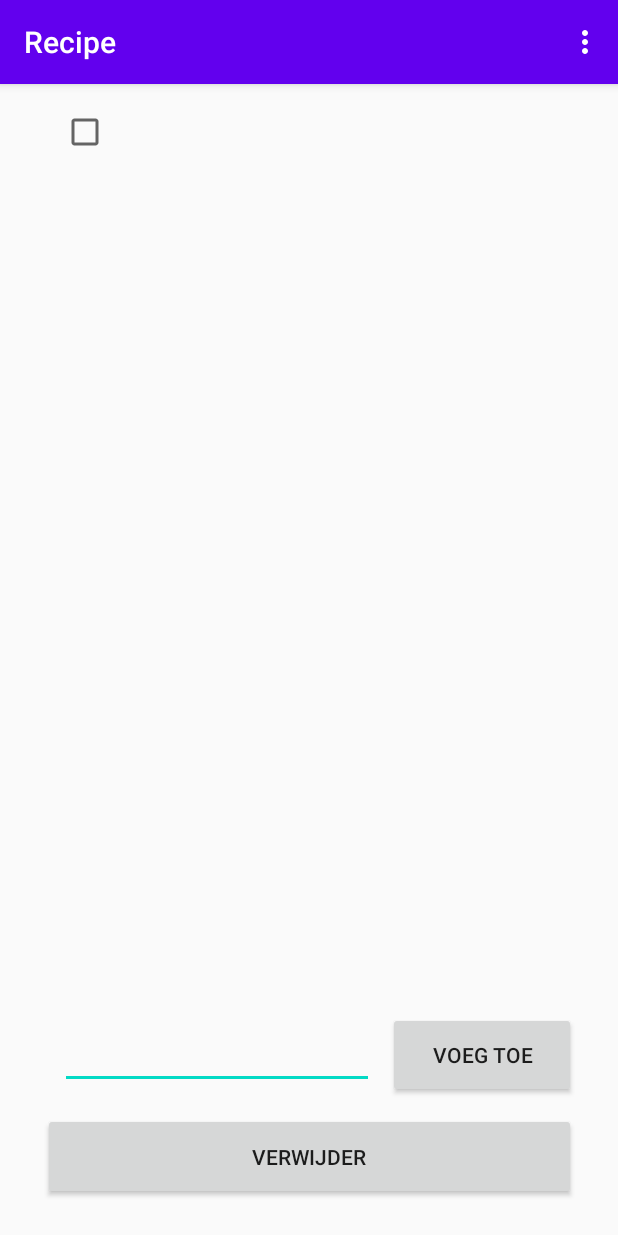
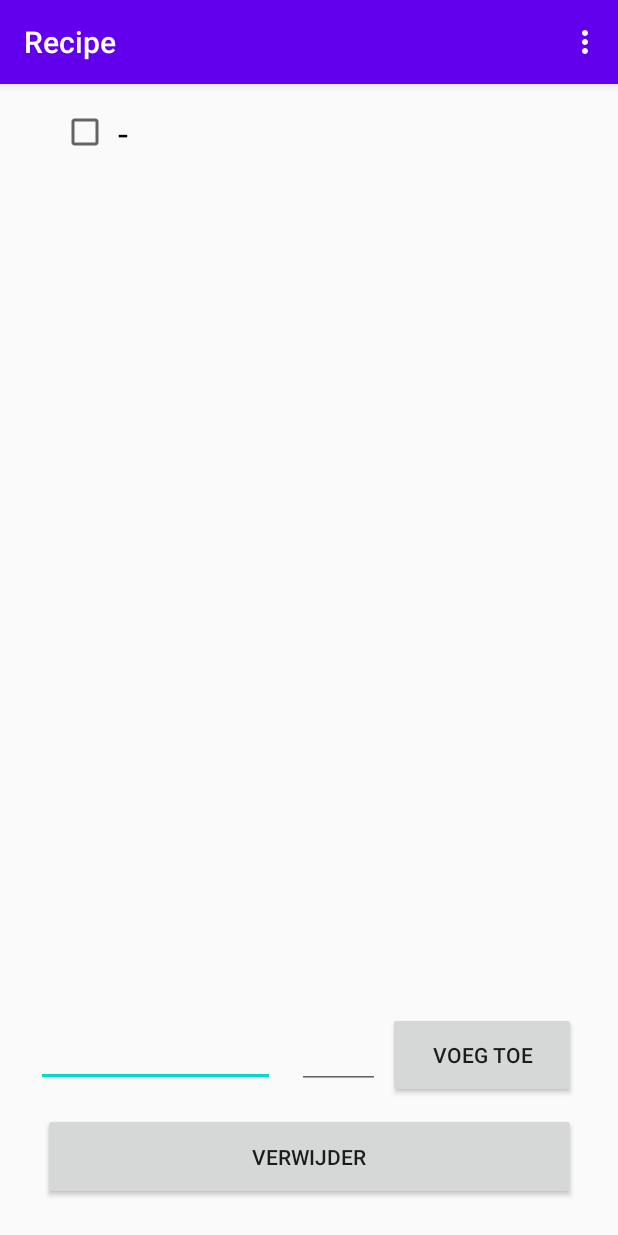
Before and after one commit to Wiebrenvd/Project2.4-applicatie, an Android app: the fragment BoodschappenFragment shown on its own in the app's theme, after a tap on "VOEG TOE", on a phone screen of 412 x 824 dp. Run offline under Robolectric (Android 15) with nearby library versions, the light colour scheme and no system bars.

Commit message:
ingredient amounts in boodschappenlijstje

```diff
--- a/app/src/main/java/com/hanze/recipe/ServerConnection.java
+++ b/app/src/main/java/com/hanze/recipe/ServerConnection.java
@@ -27,7 +27,7 @@ import java.util.concurrent.ExecutionException;
 
 public class ServerConnection extends AsyncTask<URL, Void, JSONObject> {
 
-    public static final String URL_ROOT = "http://192.168.8.49:3000/";
+    public static final String URL_ROOT = "http://192.168.1.5:3000/";
     @SuppressLint("StaticFieldLeak")
     private Context context;
 
--- a/app/src/main/java/com/hanze/recipe/ServerConnectionPost.java
+++ b/app/src/main/java/com/hanze/recipe/ServerConnectionPost.java
@@ -27,7 +27,7 @@ import java.util.concurrent.ExecutionException;
 
 public class ServerConnectionPost extends AsyncTask<URL, Void, JSONObject> {
 
-    public static final String URL_ROOT = "http://192.168.1.5:3000/";
+    public static final String URL_ROOT = ServerConnection.URL_ROOT;
     @SuppressLint("StaticFieldLeak")
     private Context context;
     private String resp;
--- a/app/src/main/java/com/hanze/recipe/fragments/BoodschappenFragment.java
+++ b/app/src/main/java/com/hanze/recipe/fragments/BoodschappenFragment.java
@@ -1,7 +1,6 @@
 package com.hanze.recipe.fragments;
 
 import android.os.Bundle;
-import android.util.Log;
 import android.view.LayoutInflater;
 import android.view.Menu;
 import android.view.MenuInflater;
@@ -30,7 +29,6 @@ import java.io.File;
 import java.io.FileReader;
 import java.io.FileWriter;
 import java.io.IOException;
-import java.lang.reflect.Array;
 import java.net.MalformedURLException;
 import java.net.URL;
 import java.util.ArrayList;
@@ -82,24 +80,16 @@ public class BoodschappenFragment extends Fragment {
     }
 
     private void upload() {
-
         ArrayList<HashMap<String, String>> list = readFile(file);
-
         // TODO
-
-
     }
 
     private void download() {
-
-
         try {
             ServerConnection sc = new ServerConnection(getContext());
             JSONObject response = sc.fetch(new URL(ServerConnection.URL_ROOT + "boodschappenlijstje"));
             JSONArray ingredients = response.getJSONArray("ingredients");
 
-
-            System.out.println(response);
 
             ArrayList<HashMap<String, String>> list = new ArrayList<>();
             for (int i = 0; i < ingredients.length(); i++) {
@@ -136,8 +126,9 @@ public class BoodschappenFragment extends Fragment {
             @Override
             public void onClick(View buttonView) {
 
-                EditText ingredientInput = getFragmentView().findViewById(R.id.ingredientInput);
-                addToFile(new File(getContext().getFilesDir(), "list.json"), String.valueOf(ingredientInput.getText()));
+                EditText ingredientInput = getFragmentView().findViewById(R.id.nameInput);
+                EditText amountInput = getFragmentView().findViewById(R.id.amountInput);
+                addToFile(file, String.valueOf(ingredientInput.getText()), String.valueOf(amountInput.getText()) );
                 updateListView();
             }
         });
@@ -204,7 +195,7 @@ public class BoodschappenFragment extends Fragment {
 
     private CheckBox createCheckbox(HashMap<String, String> ingredient) {
         CheckBox checkbox = new CheckBox(getContext());
-        checkbox.setText(ingredient.get("name"));
+        checkbox.setText(ingredient.get("name") + " - " + ingredient.get("amount"));
         checkbox.setId(Integer.parseInt(ingredient.get("id")));
         checkbox.setLayoutParams(new LinearLayout.LayoutParams(LinearLayout.LayoutParams.MATCH_PARENT, LinearLayout.LayoutParams.WRAP_CONTENT));
         checkbox.setTextSize(24);
@@ -259,6 +250,7 @@ public class BoodschappenFragment extends Fragment {
                 try {
                     map.put("id", obj.getString("id"));
                     map.put("name", obj.getString("name"));
+                    map.put("amount", obj.getString("amount"));
                 } catch (JSONException e) {
 
                 }
@@ -275,7 +267,7 @@ public class BoodschappenFragment extends Fragment {
 
     }
 
-    public void addToFile(File file, String ingredient) {
+    public void addToFile(File file, String ingredient, String amount) {
         ArrayList<HashMap<String, String>> list = readFile(file);
 
         ArrayList<Integer> ids = new ArrayList<>();
@@ -291,6 +283,8 @@ public class BoodschappenFragment extends Fragment {
 
         map.put("id", String.valueOf(id));
         map.put("name", ingredient);
+        map.put("amount", amount);
+
         list.add(map);
         writeFile(file, String.valueOf(new JSONArray(list)));
     }
--- a/app/src/main/res/layout/boodschappen_fragment.xml
+++ b/app/src/main/res/layout/boodschappen_fragment.xml
@@ -27,9 +27,25 @@
         app:layout_constraintStart_toStartOf="parent" />
 
     <EditText
-        android:id="@+id/ingredientInput"
-        android:layout_width="209dp"
-        android:layout_height="52dp"
+        android:id="@+id/nameInput"
+        android:layout_width="159dp"
+        android:layout_height="49dp"
+        android:layout_marginStart="28dp"
+        android:layout_marginEnd="7dp"
+        android:layout_marginBottom="17dp"
+        android:layout_weight="1"
+        android:autofillHints=""
+        android:inputType="text"
+        app:layout_constraintBottom_toTopOf="@+id/deleteButton"
+        app:layout_constraintEnd_toStartOf="@+id/amountInput"
+        app:layout_constraintStart_toStartOf="parent"
+        tools:ignore="LabelFor" />
+
+    <EditText
+        android:id="@+id/amountInput"
+        android:layout_width="55dp"
+        android:layout_height="50dp"
+        android:layout_marginStart="7dp"
         android:layout_marginEnd="9dp"
         android:layout_marginBottom="16dp"
         android:layout_weight="1"
@@ -37,6 +53,7 @@
         android:inputType="text"
         app:layout_constraintBottom_toTopOf="@+id/deleteButton"
         app:layout_constraintEnd_toStartOf="@+id/addButton"
+        app:layout_constraintStart_toEndOf="@+id/nameInput"
         tools:ignore="LabelFor" />
 
     <ScrollView
```
